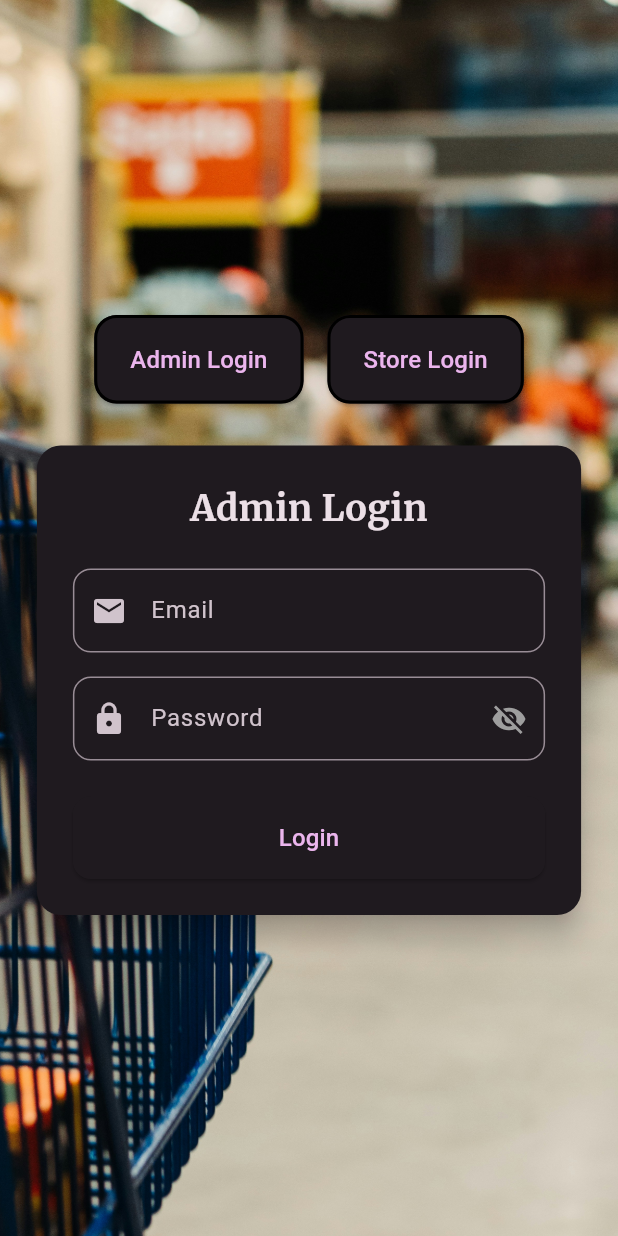
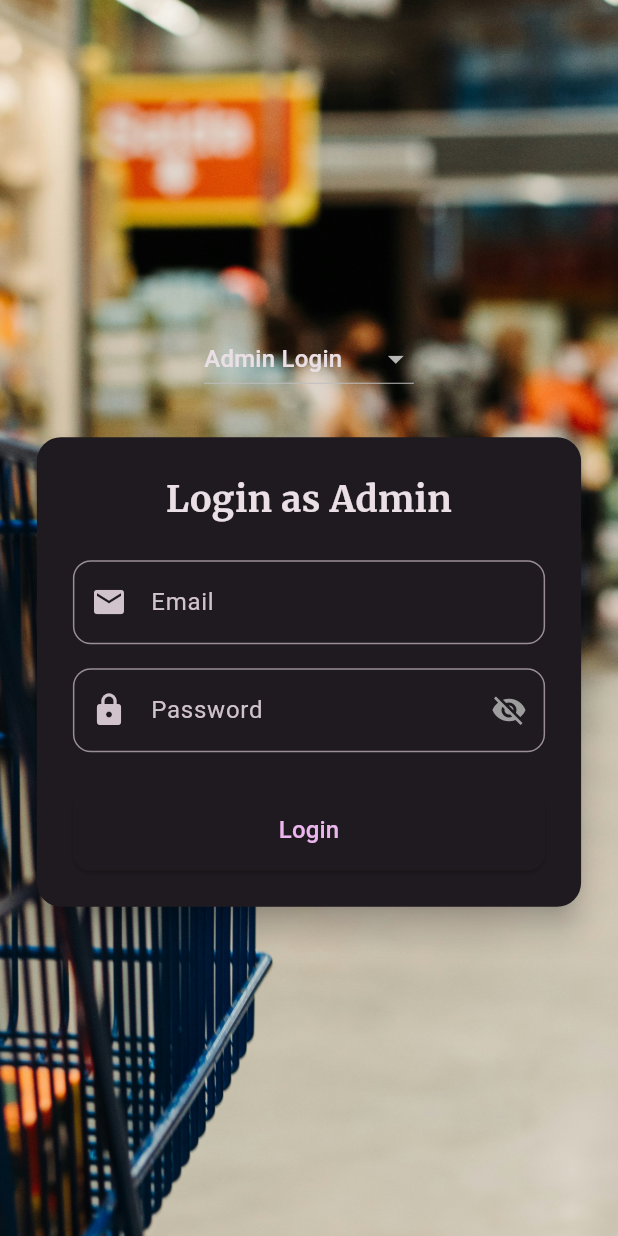
Before and after one commit to rhtmahour/go90Stores, a Flutter app: the screen it shows after launch, on a phone screen of 412 x 824 dp. Run offline on Flutter 3.47's test engine with Material 3 defaults, Android fonts, the phone set to English and light mode, and no system bars; our stand-ins replace cloud_firestore, csv, file_picker, firebase_auth, firebase_core, firebase_database and 4 more; accounts and stored records are empty; network calls fail.

Commit message:
code on date 10-02-2025

```diff
--- a/lib/adminlogin.dart
+++ b/lib/adminlogin.dart
@@ -2,6 +2,8 @@ import 'package:flutter/material.dart';
 import 'package:firebase_auth/firebase_auth.dart';
 import 'package:cloud_firestore/cloud_firestore.dart';
 import 'package:go90stores/admindashboard.dart';
+import 'package:go90stores/customerdashboard.dart'; // ✅ New customer dashboard
+import 'package:go90stores/customersignup.dart';
 import 'package:go90stores/mystore.dart';
 import 'package:go90stores/store_registration.dart';
 
@@ -14,7 +16,7 @@ class AdminLogin extends StatefulWidget {
 
 class _AdminLoginState extends State<AdminLogin> {
   bool _passwordVisible = false;
-  bool _showAdminLogin = true;
+  String _selectedRole = 'Admin'; // ✅ Track selected login role
   final TextEditingController _emailController = TextEditingController();
   final TextEditingController _passwordController = TextEditingController();
   final FirebaseAuth _auth = FirebaseAuth.instance;
@@ -40,8 +42,8 @@ class _AdminLoginState extends State<AdminLogin> {
     });
 
     try {
-      if (_showAdminLogin) {
-        // Admin Login
+      if (_selectedRole == 'Admin') {
+        // ✅ Admin Login
         UserCredential userCredential = await _auth.signInWithEmailAndPassword(
           email: _emailController.text.trim(),
           password: _passwordController.text.trim(),
@@ -51,8 +53,8 @@ class _AdminLoginState extends State<AdminLogin> {
           context,
           MaterialPageRoute(builder: (context) => const AdminDashboard()),
         );
-      } else {
-        // Store Login
+      } else if (_selectedRole == 'Store') {
+        // ✅ Store Login
         final email = _emailController.text.trim();
         final password = _passwordController.text.trim();
 
@@ -63,7 +65,6 @@ class _AdminLoginState extends State<AdminLogin> {
             .get();
 
         if (querySnapshot.docs.isNotEmpty) {
-          // Retrieve the storeId
           final storeId = querySnapshot.docs.first.id;
 
           Navigator.pushReplacement(
@@ -73,6 +74,17 @@ class _AdminLoginState extends State<AdminLogin> {
         } else {
           throw Exception('Invalid email or password for Store Login.');
         }
+      } else if (_selectedRole == 'Customer') {
+        // ✅ Customer Login
+        UserCredential userCredential = await _auth.signInWithEmailAndPassword(
+          email: _emailController.text.trim(),
+          password: _passwordController.text.trim(),
+        );
+
+        Navigator.pushReplacement(
+          context,
+          MaterialPageRoute(builder: (context) => const Customerdashboard()),
+        );
       }
     } on FirebaseAuthException catch (e) {
       String errorMessage = "An error occurred. Please try again.";
@@ -122,47 +134,26 @@ class _AdminLoginState extends State<AdminLogin> {
             ),
             child: Column(
               children: [
-                Row(
-                  mainAxisAlignment: MainAxisAlignment.center,
-                  children: [
-                    ElevatedButton(
-                      onPressed: () {
-                        setState(() {
-                          _showAdminLogin = true; // Show Admin Login
-                        });
-                      },
-                      style: ElevatedButton.styleFrom(
-                        padding: const EdgeInsets.symmetric(
-                            vertical: 18.0, horizontal: 24.0),
-                        shape: RoundedRectangleBorder(
-                          borderRadius: BorderRadius.circular(15.0),
-                          side: const BorderSide(color: Colors.black, width: 2),
-                        ),
-                      ),
-                      child: const Text(
-                        'Admin Login',
-                        style: TextStyle(fontSize: 16),
-                      ),
+                // ✅ Add Role Selection
+                DropdownButton<String>(
+                  value: _selectedRole,
+                  onChanged: (value) {
+                    setState(() {
+                      _selectedRole = value!;
+                    });
+                  },
+                  items: const [
+                    DropdownMenuItem(
+                      value: 'Admin',
+                      child: Text('Admin Login'),
                     ),
-                    const SizedBox(width: 16),
-                    ElevatedButton(
-                      onPressed: () {
-                        setState(() {
-                          _showAdminLogin = false; // Show Store Login
-                        });
-                      },
-                      style: ElevatedButton.styleFrom(
-                        padding: const EdgeInsets.symmetric(
-                            vertical: 18.0, horizontal: 24.0),
-                        shape: RoundedRectangleBorder(
-                          borderRadius: BorderRadius.circular(15.0),
-                          side: const BorderSide(color: Colors.black, width: 2),
-                        ),
-                      ),
-                      child: const Text(
-                        'Store Login',
-                        style: TextStyle(fontSize: 16),
-                      ),
+                    DropdownMenuItem(
+                      value: 'Store',
+                      child: Text('Store Login'),
+                    ),
+                    DropdownMenuItem(
+                      value: 'Customer',
+                      child: Text('Customer Login'),
                     ),
                   ],
                 ),
@@ -180,7 +171,7 @@ class _AdminLoginState extends State<AdminLogin> {
                       crossAxisAlignment: CrossAxisAlignment.stretch,
                       children: [
                         Text(
-                          _showAdminLogin ? 'Admin Login' : 'Store Login',
+                          'Login as $_selectedRole',
                           textAlign: TextAlign.center,
                           style: const TextStyle(
                             fontSize: 24,
@@ -240,7 +231,7 @@ class _AdminLoginState extends State<AdminLogin> {
                                   style: TextStyle(fontSize: 16),
                                 ),
                               ),
-                        if (!_showAdminLogin)
+                        if (_selectedRole == 'Store')
                           TextButton(
                             onPressed: () {
                               Navigator.of(context).push(
@@ -250,6 +241,19 @@ class _AdminLoginState extends State<AdminLogin> {
                               );
                             },
                             child: const Text('Register Store'),
+                          ),
+                        if (_selectedRole == 'Customer')
+                          TextButton(
+                            onPressed: () {
+                              // ✅ Navigate to Customer Sign-Up Page
+                              Navigator.push(
+                                context,
+                                MaterialPageRoute(
+                                    builder: (context) =>
+                                        const CustomerSignUp()),
+                              );
+                            },
+                            child: const Text('Customer SignUp'),
                           ),
                       ],
                     ),
```
Also changed, not shown: lib/customerdashboard.dart (added, +15 -0 lines), lib/customersignup.dart (added, +195 -0 lines), lib/mystore.dart (+8 -1 lines), lib/productcard.dart (+25 -17 lines).
